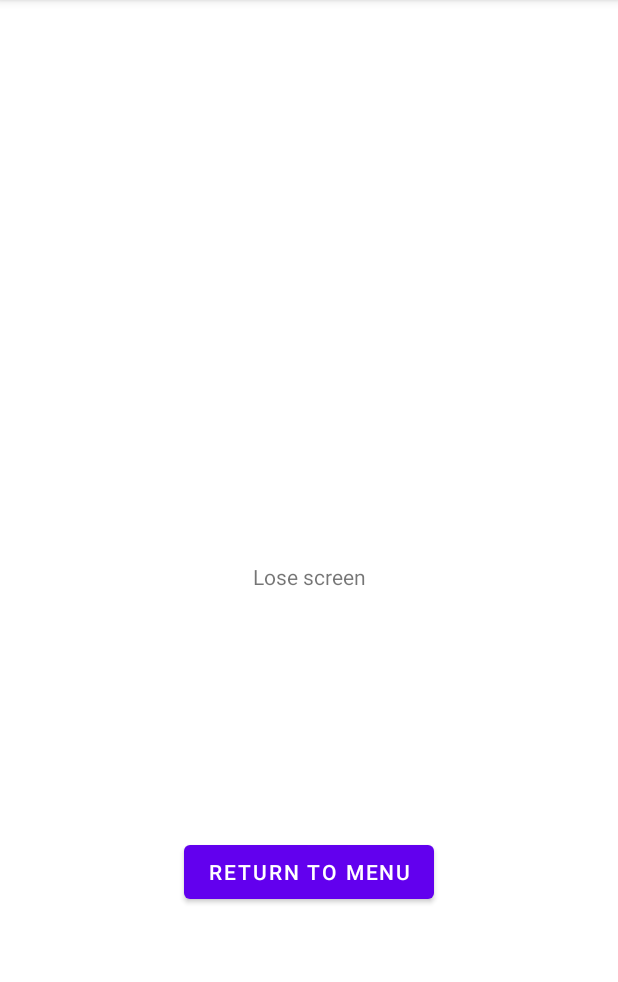
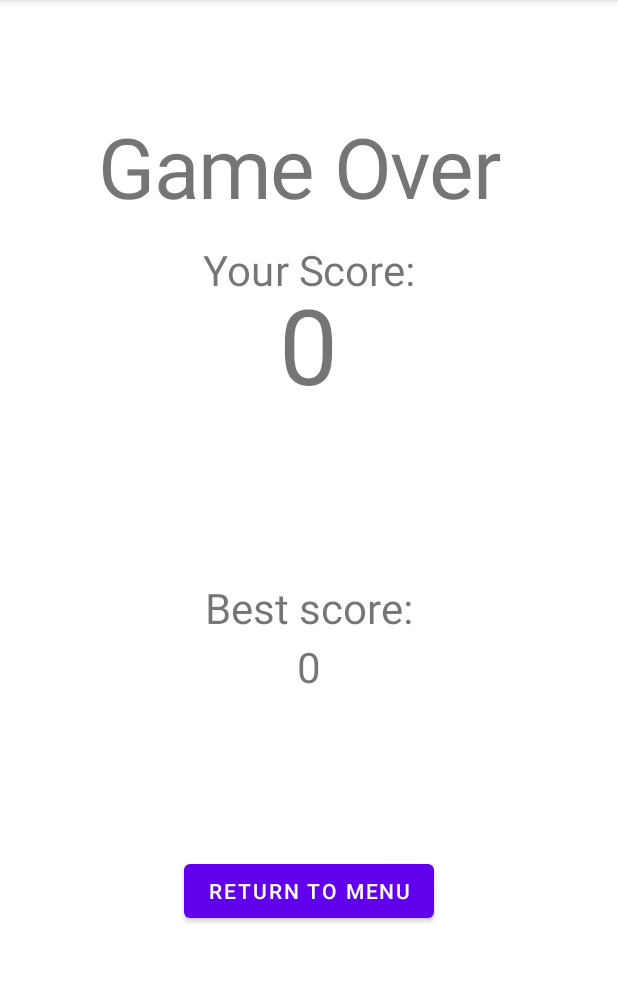
Before and after one commit to dhelfrich/DungeonCrawler, an Android app: the GameplayActivity screen opened directly, with no data from a screen before it, after a tap on "LOSE GAME", on a phone screen of 412 x 824 dp, the part 84-1066 px from its top. Run offline under Robolectric (Android 15) with nearby library versions, the phone set to English and light mode, and no system bars.

Commit message:
the lose screen displays recent score/best score

```diff
--- a/app/src/main/java/com/example/dungeoncrawler/GameplayActivity.java
+++ b/app/src/main/java/com/example/dungeoncrawler/GameplayActivity.java
@@ -96,6 +96,7 @@ public class GameplayActivity extends AppCompatActivity {
         }
         survivedTurn++;
         global.setBestScore(Math.max(global.getBestScore(), gameBoard.getCurCoins()));
+        global.setRecentScore(gameBoard.getCurCoins());
         global.setMaxSurvivedTurn(Math.max(global.getMaxSurvivedTurn(), survivedTurn));
     }
 
--- a/app/src/main/java/com/example/dungeoncrawler/Global.java
+++ b/app/src/main/java/com/example/dungeoncrawler/Global.java
@@ -4,6 +4,7 @@ public class Global {
     private static Global uniqueInstance = null;
 
     private int bestScore;
+    private int recentScore;
     private int maxSurvivedTurn;
 
     private Global() {
@@ -20,9 +21,15 @@ public class Global {
     public int getBestScore() {
         return bestScore;
     }
-
     public void setBestScore(int bestScore) {
         this.bestScore = bestScore;
+    }
+
+    public int getRecentScore() {
+        return recentScore;
+    }
+    public void setRecentScore(int recentScore) {
+        this.recentScore = recentScore;
     }
 
     public int getMaxSurvivedTurn() {
--- a/app/src/main/java/com/example/dungeoncrawler/LoseActivity.java
+++ b/app/src/main/java/com/example/dungeoncrawler/LoseActivity.java
@@ -6,6 +6,7 @@ import android.content.Intent;
 import android.os.Bundle;
 import android.view.View;
 import android.widget.Button;
+import android.widget.TextView;
 
 public class LoseActivity extends AppCompatActivity {
 
@@ -20,6 +21,14 @@ public class LoseActivity extends AppCompatActivity {
 
         menuButton = (Button) findViewById(R.id.menuButton);
         menuButton.setOnClickListener(view -> openActivityMain());
+
+        TextView textScoreBest = findViewById(getResources().getIdentifier("textScoreBest", "id", getPackageName()));
+        TextView textScoreRecent = findViewById(getResources().getIdentifier("textScoreRecent", "id", getPackageName()));
+
+        textScoreBest.setText(Integer.toString(global.getBestScore()));
+        textScoreRecent.setText(Integer.toString(global.getRecentScore()));
+
+
     }
 
     public void openActivityMain() {
--- a/app/src/main/res/layout/activity_lose.xml
+++ b/app/src/main/res/layout/activity_lose.xml
@@ -7,22 +7,73 @@
     tools:context=".LoseActivity">
 
     <TextView
-        android:id="@+id/textView3"
+        android:id="@+id/labelGameOver"
         android:layout_width="wrap_content"
         android:layout_height="wrap_content"
-        android:text="Lose screen"
-        app:layout_constraintBottom_toBottomOf="parent"
+        android:layout_marginTop="100dp"
+        android:scaleX="4"
+        android:scaleY="4"
+        android:text="Game Over"
+        app:layout_constraintEnd_toEndOf="parent"
+        app:layout_constraintHorizontal_bias="0.482"
+        app:layout_constraintStart_toStartOf="parent"
+        app:layout_constraintTop_toTopOf="parent" />
+
+    <TextView
+        android:id="@+id/textScoreRecent"
+        android:layout_width="wrap_content"
+        android:layout_height="wrap_content"
+        android:layout_marginTop="30dp"
+        android:scaleX="5"
+        android:scaleY="5"
+        android:text="score_recent"
         app:layout_constraintEnd_toEndOf="parent"
         app:layout_constraintStart_toStartOf="parent"
-        app:layout_constraintTop_toTopOf="parent" />
+        app:layout_constraintTop_toBottomOf="@+id/labelYourScore" />
+
+    <TextView
+        android:id="@+id/labelYourScore"
+        android:layout_width="wrap_content"
+        android:layout_height="wrap_content"
+        android:layout_marginTop="50dp"
+        android:scaleX="2"
+        android:scaleY="2"
+        android:text="Your Score:"
+        app:layout_constraintEnd_toEndOf="parent"
+        app:layout_constraintStart_toStartOf="parent"
+        app:layout_constraintTop_toBottomOf="@+id/labelGameOver" />
+
+    <TextView
+        android:id="@+id/labelBestScore"
+        android:layout_width="wrap_content"
+        android:layout_height="wrap_content"
+        android:scaleX="2"
+        android:scaleY="2"
+        android:text="Best score:"
+        app:layout_constraintBottom_toTopOf="@+id/menuButton"
+        app:layout_constraintEnd_toEndOf="parent"
+        app:layout_constraintStart_toStartOf="parent"
+        app:layout_constraintTop_toBottomOf="@+id/textScoreRecent" />
+
+    <TextView
+        android:id="@+id/textScoreBest"
+        android:layout_width="wrap_content"
+        android:layout_height="wrap_content"
+        android:layout_marginTop="20dp"
+        android:scaleX="2"
+        android:scaleY="2"
+        android:text="score_best"
+        app:layout_constraintEnd_toEndOf="parent"
+        app:layout_constraintStart_toStartOf="parent"
+        app:layout_constraintTop_toBottomOf="@+id/labelBestScore" />
 
     <Button
         android:id="@+id/menuButton"
         android:layout_width="wrap_content"
         android:layout_height="wrap_content"
+        android:layout_marginBottom="150dp"
         android:text="Return To Menu"
         app:layout_constraintBottom_toBottomOf="parent"
         app:layout_constraintEnd_toEndOf="parent"
-        app:layout_constraintStart_toStartOf="parent"
-        app:layout_constraintTop_toBottomOf="@+id/textView3" />
+        app:layout_constraintStart_toStartOf="parent" />
 </androidx.constraintlayout.widget.ConstraintLayout>
```
